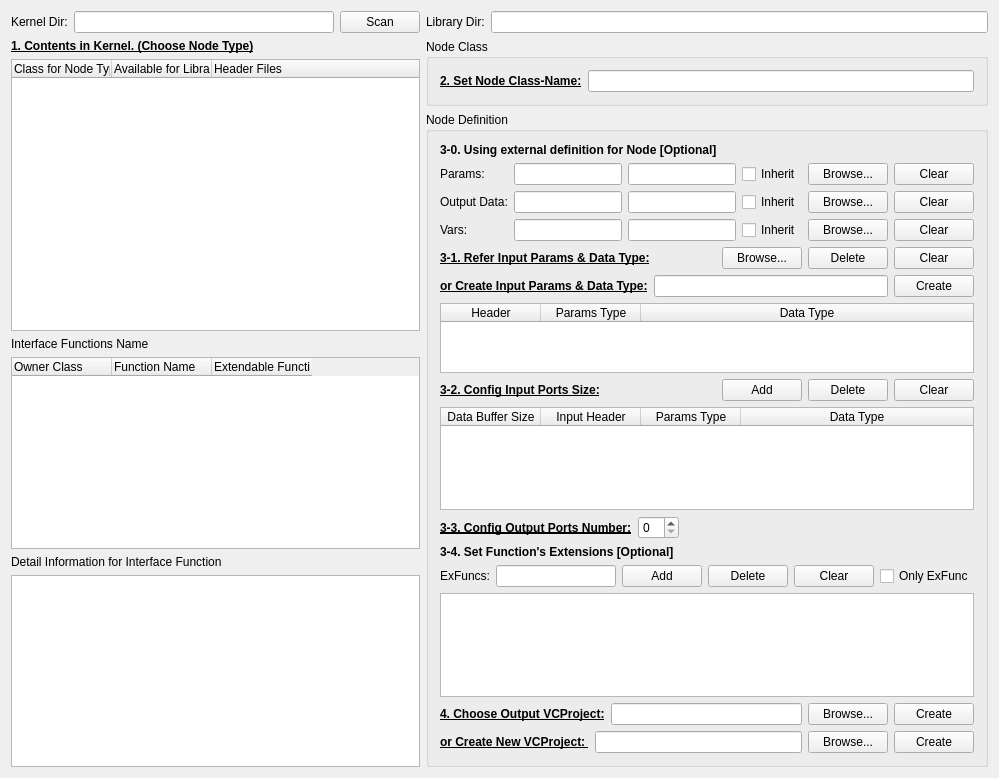
Before: the Qt Designer form Src/Tools/ConfigModule/scaninterfacefunction.ui in alexanderhmw/RobotSDK_v3.0, drawn with Qt 5.
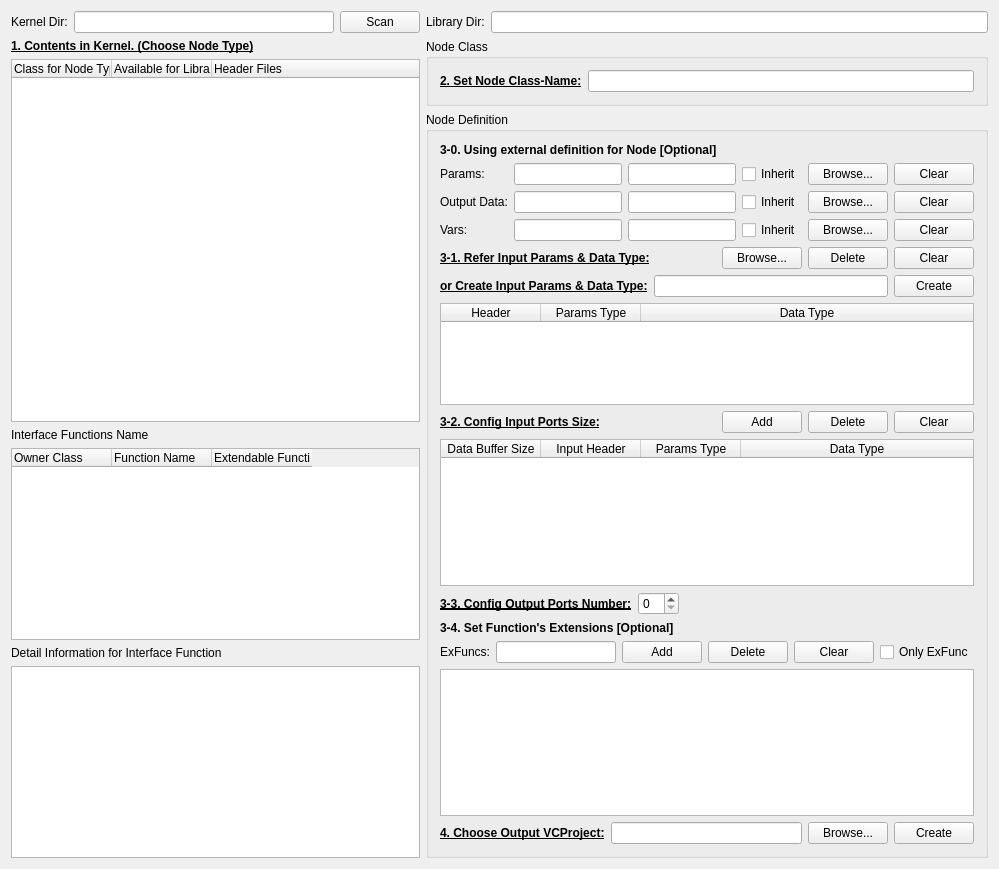
After: the same form once the commit is applied.

Commit message: Update: ConfigModule & ConfigProject for Linux

The edit to the form file:
```diff
--- a/Src/Tools/ConfigModule/scaninterfacefunction.ui
+++ b/Src/Tools/ConfigModule/scaninterfacefunction.ui
@@ -7,7 +7,7 @@
     <x>0</x>
     <y>0</y>
     <width>999</width>
-    <height>778</height>
+    <height>869</height>
    </rect>
   </property>
   <property name="windowTitle">
@@ -778,45 +778,6 @@
           </item>
          </layout>
         </item>
-        <item>
-         <layout class="QHBoxLayout" name="horizontalLayout_13">
-          <item>
-           <widget class="QLabel" name="NewOutputLabel">
-            <property name="font">
-             <font>
-              <weight>75</weight>
-              <bold>true</bold>
-              <underline>true</underline>
-             </font>
-            </property>
-            <property name="text">
-             <string>or Create New VCProject: </string>
-            </property>
-           </widget>
-          </item>
-          <item>
-           <widget class="QLineEdit" name="NewOutputDir">
-            <property name="readOnly">
-             <bool>true</bool>
-            </property>
-           </widget>
-          </item>
-          <item>
-           <widget class="QPushButton" name="BrowseNewOutputDir">
-            <property name="text">
-             <string>Browse...</string>
-            </property>
-           </widget>
-          </item>
-          <item>
-           <widget class="QPushButton" name="CreateNew">
-            <property name="text">
-             <string>Create</string>
-            </property>
-           </widget>
-          </item>
-         </layout>
-        </item>
        </layout>
       </widget>
      </item>
```
The commit also changes 24 other files.
